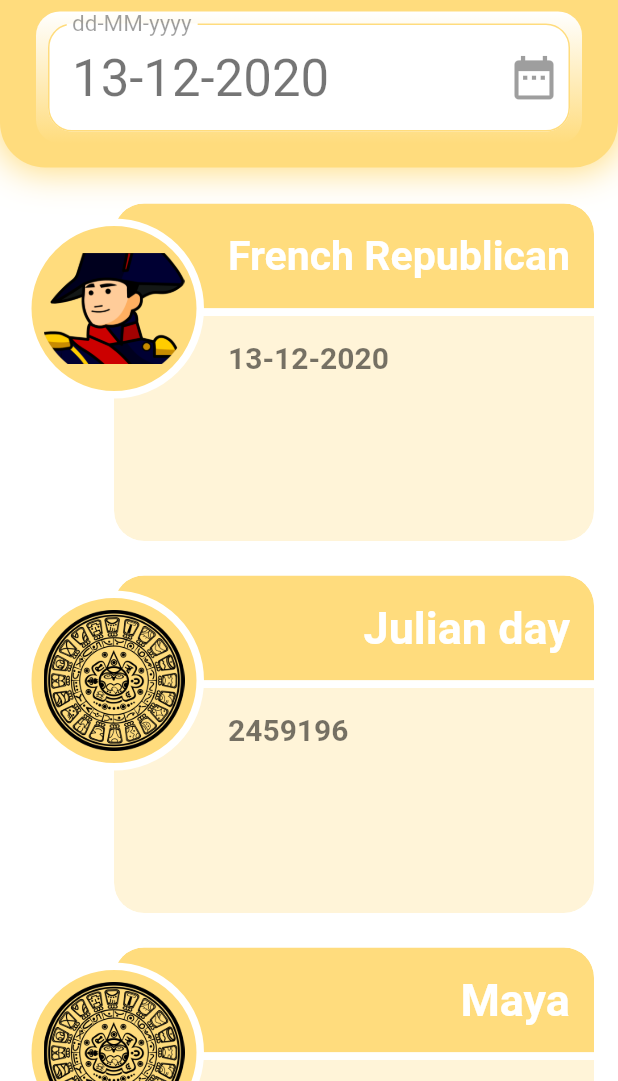
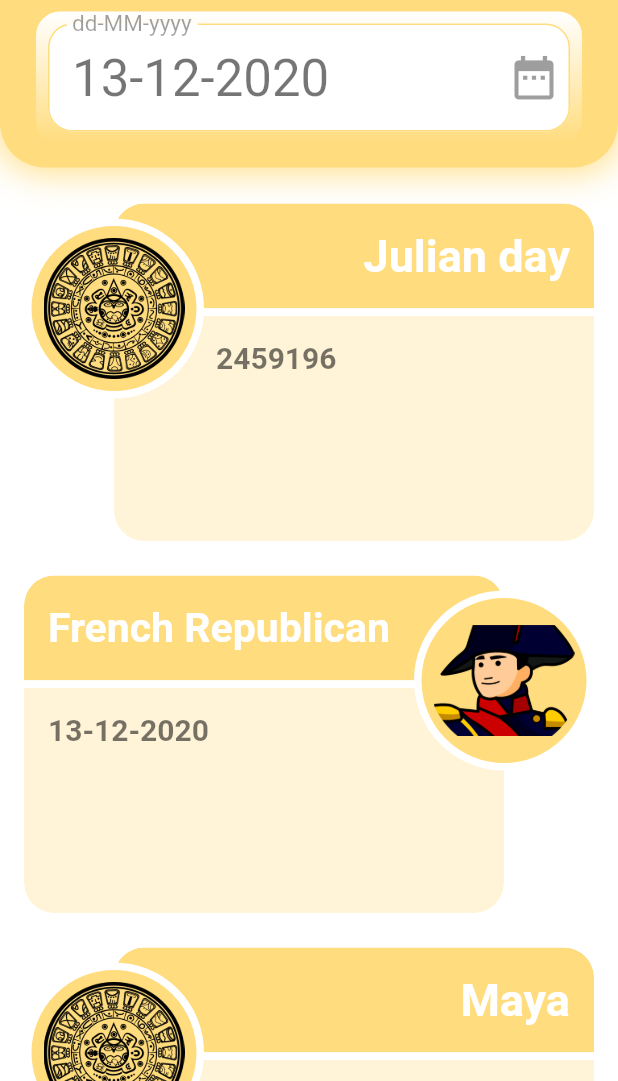
Before and after one commit to nick990/CalendarConverter, a Flutter app: the screen it shows after launch, on a phone screen of 412 x 824 dp, the part 155-1236 px from its top. Run offline on Flutter 3.47's test engine with Material 2 defaults, Android fonts, the phone set to English and light mode, and no system bars.

Commit message:
The image in the card can be placed also on the right.

```diff
--- a/lib/components/calendar_items/calendar_item.dart
+++ b/lib/components/calendar_items/calendar_item.dart
@@ -5,12 +5,14 @@ class CalendarItem extends StatelessWidget {
   final String titleText;
   final String imageAsset;
   final Widget body;
+  final bool imageOnLeft;
 
   CalendarItem({
     Key key,
     this.body,
     this.titleText,
     this.imageAsset,
+    this.imageOnLeft = true,
   }) : super(key: key);
 
   @override
@@ -41,14 +43,16 @@ class CalendarItem extends StatelessWidget {
             topRight: Radius.circular(borderRadius),
           ),
         ),
-        padding: const EdgeInsets.only(
-          top: ThemeUtils.defaultPadding,
-          bottom: ThemeUtils.defaultPadding,
-          right: ThemeUtils.defaultPadding * 2,
-          left: r + ThemeUtils.defaultPadding * 2,
+        padding: EdgeInsets.only(
+          right: !imageOnLeft
+              ? (r + ThemeUtils.defaultPadding * 2)
+              : ThemeUtils.defaultPadding * 2,
+          left: imageOnLeft
+              ? (r + ThemeUtils.defaultPadding * 2)
+              : ThemeUtils.defaultPadding * 2,
         ),
         child: FittedBox(
-          alignment: Alignment.centerRight,
+          alignment: imageOnLeft ? Alignment.centerRight : Alignment.centerLeft,
           fit: BoxFit.scaleDown,
           child: Text(
             this.titleText,
@@ -79,9 +83,13 @@ class CalendarItem extends StatelessWidget {
         ),
         padding: EdgeInsets.only(
           top: ThemeUtils.defaultPadding * 2,
-          left: ThemeUtils.defaultPadding * 2 + r,
-          right: ThemeUtils.defaultPadding * 2,
           bottom: ThemeUtils.defaultPadding * 2,
+          left: imageOnLeft
+              ? ThemeUtils.defaultPadding + r
+              : ThemeUtils.defaultPadding * 2,
+          right: !imageOnLeft
+              ? ThemeUtils.defaultPadding + r
+              : ThemeUtils.defaultPadding * 2,
         ),
         child: FittedBox(
           alignment: Alignment.topLeft,
@@ -92,14 +100,15 @@ class CalendarItem extends StatelessWidget {
     );
 
     var card = Positioned.fill(
-      left: r,
+      left: this.imageOnLeft ? r : 0,
+      right: !this.imageOnLeft ? r : 0,
       child: Column(
         children: [
           card_title,
           Container(
             width: double.infinity,
             height: borderWidth,
-            color: borderColor,
+            color: imageBgColor,
           ),
           card_body,
         ],
@@ -108,6 +117,7 @@ class CalendarItem extends StatelessWidget {
 
     var image = Positioned(
       top: h1 - r,
+      right: imageOnLeft ? null : 0,
       child: Container(
         width: r * 2,
         height: r * 2,
--- a/lib/components/calendar_items/french_republican.dart
+++ b/lib/components/calendar_items/french_republican.dart
@@ -9,6 +9,11 @@ import 'package:intl/intl.dart';
 class FrenchRepublicanCalendarItemWidget extends StatelessWidget {
   DateTime _date;
   DateFormat _format;
+  final bool imageOnLeft;
+
+  FrenchRepublicanCalendarItemWidget({Key key, this.imageOnLeft = true})
+      : super(key: key);
+
   @override
   Widget build(BuildContext context) {
     final dataProvider = Provider.of<DataProvider>(context);
@@ -22,6 +27,7 @@ class FrenchRepublicanCalendarItemWidget extends StatelessWidget {
         _format.format(_date),
         style: ThemeUtils.cardBodyTextStyle,
       ),
+      imageOnLeft: imageOnLeft,
     );
   }
 }
--- a/lib/components/calendar_items/julian_day.dart
+++ b/lib/components/calendar_items/julian_day.dart
@@ -7,6 +7,12 @@ import 'package:provider/provider.dart';
 class JulianDayCalendarItemWidget extends StatelessWidget {
   DateTime _date;
   int _julianDay;
+
+  final bool imageOnLeft;
+
+  JulianDayCalendarItemWidget({Key key, this.imageOnLeft = true})
+      : super(key: key);
+
   _compute() {
     int a = (_date.year / 100).floor();
     int b = (a / 4).floor();
@@ -36,6 +42,7 @@ class JulianDayCalendarItemWidget extends StatelessWidget {
       titleText: 'Julian day',
       imageAsset: 'assets/images/maya.png',
       body: body,
+      imageOnLeft: imageOnLeft,
     );
   }
 }
--- a/lib/components/calendar_items/maya.dart
+++ b/lib/components/calendar_items/maya.dart
@@ -8,6 +8,9 @@ import 'package:intl/intl.dart';
 class MayaCalendarItemWidget extends StatelessWidget {
   DateTime _date;
   DateFormat _format;
+  final bool imageOnLeft;
+
+  MayaCalendarItemWidget({Key key, this.imageOnLeft = true}) : super(key: key);
 
   @override
   Widget build(BuildContext context) {
@@ -36,6 +39,7 @@ class MayaCalendarItemWidget extends StatelessWidget {
       titleText: 'Maya',
       imageAsset: 'assets/images/maya.png',
       body: body,
+      imageOnLeft: imageOnLeft,
     );
   }
 }
--- a/lib/screens/home/home_screen.dart
+++ b/lib/screens/home/home_screen.dart
@@ -59,8 +59,10 @@ class _HomeScreenState extends State<HomeScreen> {
               padding: const EdgeInsets.all(16.0),
               child: Column(
                 children: [
-                  FrenchRepublicanCalendarItemWidget(),
                   JulianDayCalendarItemWidget(),
+                  FrenchRepublicanCalendarItemWidget(
+                    imageOnLeft: false,
+                  ),
                   MayaCalendarItemWidget(),
                 ],
               ),
```
